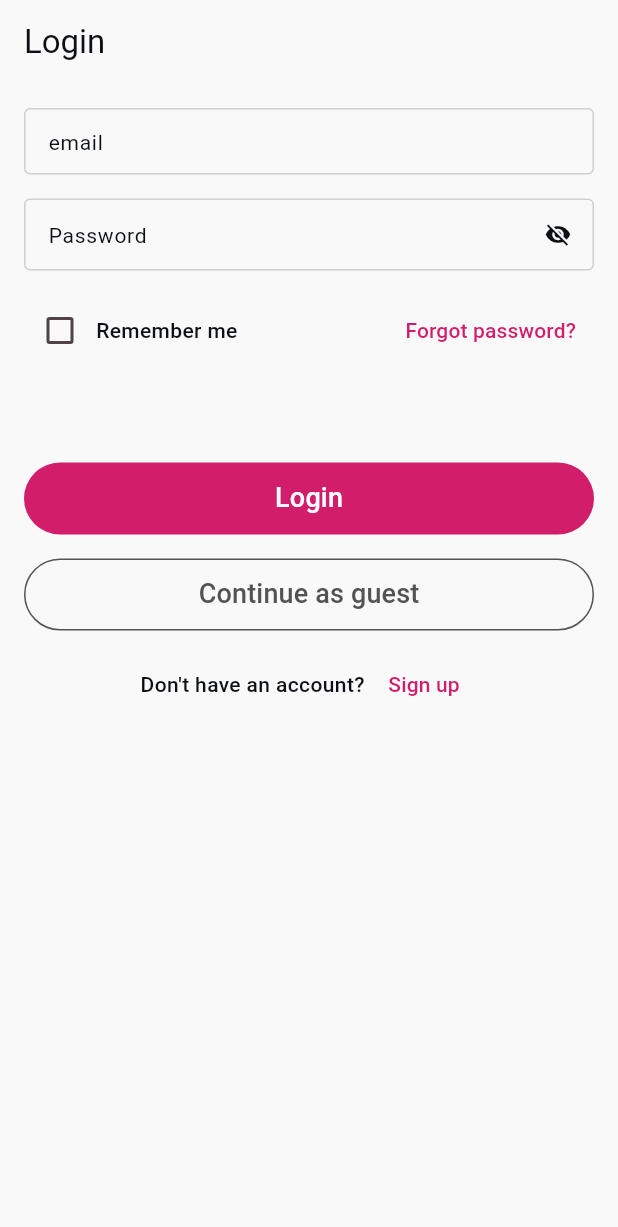
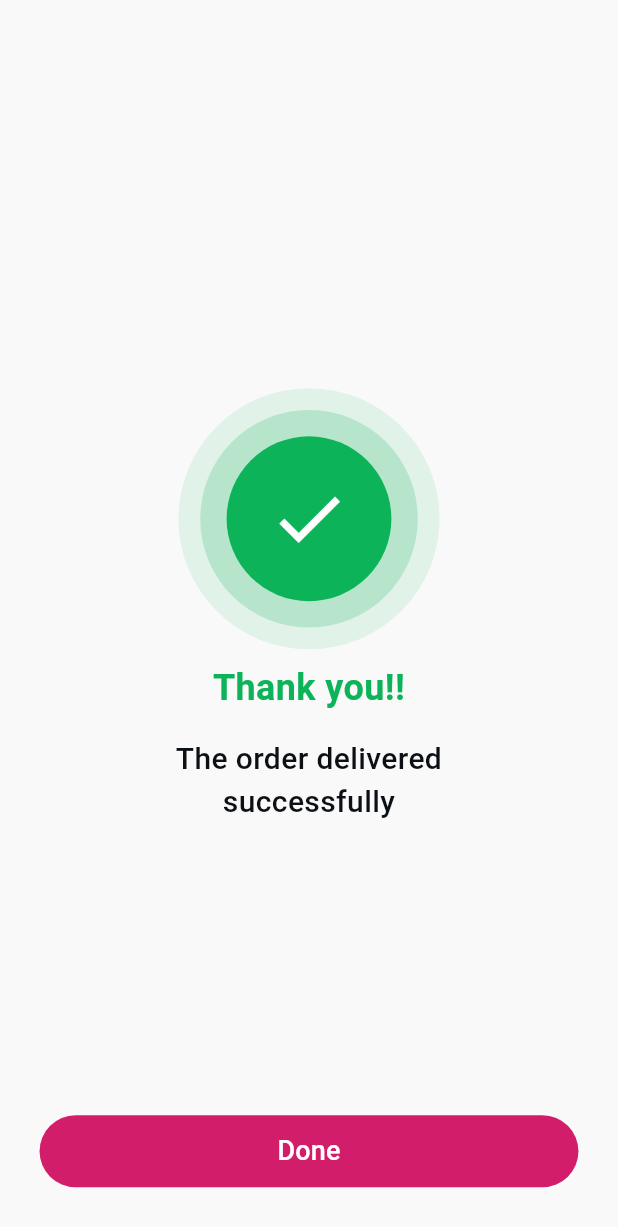
Before and after one commit to gaser014/track_flower_app, a Flutter app: the screen it shows after launch, on a phone screen of 412 x 824 dp. Shown: the top 1227 px of the screen. Run offline on Flutter 3.47's test engine with Material 3 defaults, Android fonts, the phone set to English and light mode, and no system bars; our stand-ins replace cached_network_image, dio, easy_localization, equatable, firebase_crashlytics, firebase_messaging and 17 more; missing offline and left inert: $pkg, ${config.projectConfig.packageName}; accounts and stored records are empty; generated files the repository leaves out were written again; Roboto replaces fonts that are missing (RobotoEnglish).

Commit message:
feat: add AppStrings constant class, SuccessPage widget, and AppRoutes configuration.

```diff
--- a/lib/core/routes/app_routes.dart
+++ b/lib/core/routes/app_routes.dart
@@ -3,6 +3,7 @@ import 'dart:io';
 import 'package:track_flowers_app/config/dependency_injection/di.dart';
 import 'package:track_flowers_app/core/data/data_sources/auth_local_data_source.dart';
 import 'package:track_flowers_app/core/routes/routes.dart';
+import 'package:track_flowers_app/core/widgets/success_page.dart';
 import 'package:track_flowers_app/features/login/presentation/view/pages/login_page.dart';
 import 'package:track_flowers_app/features/spalsh/splash_page.dart';
 import 'package:track_flowers_app/features/main/presentation/screens/main_view.dart';
@@ -215,7 +216,7 @@ abstract class AppRoutes {
         path: Routes.splash,
         name: Routes.splash,
         builder: (BuildContext context, GoRouterState state) {
-          return SplashPage();
+          return SuccessPage(onButtonPressed: () {});
         },
       ),
       GoRoute(
--- a/lib/core/values/app_strings.dart
+++ b/lib/core/values/app_strings.dart
@@ -226,4 +226,9 @@ class AppStrings {
   static const String cart = "Cart";
   static const String profile = "Profile";
   static const String home = "Home";
+
+  //SuccessPage
+  static const String title = "Thank you!!";
+  static const String message = "The order delivered\nsuccessfully";
+  static const String buttonText = "Done";
 }
--- /dev/null
+++ b/lib/core/widgets/success_page.dart
@@ -0,0 +1,143 @@
+import 'package:flutter/material.dart';
+import 'package:flutter_screenutil/flutter_screenutil.dart';
+
+import '../values/app_colors.dart';
+import '../values/app_font_style.dart';
+import 'custom_button.dart';
+
+class SuccessPage extends StatelessWidget {
+  final String title;
+  final String message;
+  final String buttonText;
+  final VoidCallback onButtonPressed;
+
+  const SuccessPage({
+    super.key,
+    this.title = 'Thank you!!',
+    this.message = 'The order delivered\nsuccessfully',
+    this.buttonText = 'Done',
+    required this.onButtonPressed,
+  });
+
+  @override
+  Widget build(BuildContext context) {
+    return Scaffold(
+      backgroundColor: Theme.of(context).scaffoldBackgroundColor,
+      body: SafeArea(
+        child: Padding(
+          padding: EdgeInsets.symmetric(horizontal: 24.w),
+          child: Column(
+            mainAxisAlignment: MainAxisAlignment.center,
+            crossAxisAlignment: CrossAxisAlignment.center,
+            children: [
+              const Spacer(flex: 3),
+              const PulseCheckmark(),
+              SizedBox(height: 40.h),
+              Text(
+                title,
+                style: AppFontStyle.semiBold24(context: context).copyWith(
+                  color: AppColors.green0C,
+                ),
+                textAlign: TextAlign.center,
+              ),
+              SizedBox(height: 16.h),
+              Text(
+                message,
+                style: AppFontStyle.medium20(context: context).copyWith(
+                  color: Theme.of(context).textTheme.bodyLarge?.color ?? AppColors.black0C,
+                ),
+                textAlign: TextAlign.center,
+              ),
+              const Spacer(flex: 2),
+              CustomButton(
+                text: buttonText,
+                onPressed: onButtonPressed,
+              ),
+              SizedBox(height: 32.h),
+            ],
+          ),
+        ),
+      ),
+    );
+  }
+}
+
+class PulseCheckmark extends StatefulWidget {
+  const PulseCheckmark({super.key});
+
+  @override
+  State<PulseCheckmark> createState() => _PulseCheckmarkState();
+}
+
+class _PulseCheckmarkState extends State<PulseCheckmark>
+    with SingleTickerProviderStateMixin {
+  late AnimationController _controller;
+  late Animation<double> _animation;
+
+  @override
+  void initState() {
+    super.initState();
+    _controller = AnimationController(
+      vsync: this,
+      duration: const Duration(seconds: 1),
+    )..repeat(reverse: true);
+    _animation = Tween<double>(begin: 1.0, end: 1.3).animate(
+      CurvedAnimation(parent: _controller, curve: Curves.easeInOut),
+    );
+  }
+
+  @override
+  void dispose() {
+    _controller.dispose();
+    super.dispose();
+  }
+
+  @override
+  Widget build(BuildContext context) {
+    return AnimatedBuilder(
+      animation: _animation,
+      builder: (context, child) {
+        return Stack(
+          alignment: Alignment.center,
+          children: [
+            Transform.scale(
+              scale: _animation.value * 1.5,
+              child: Container(
+                width: 100.w,
+                height: 100.w,
+                decoration: BoxDecoration(
+                  shape: BoxShape.circle,
+                  color: AppColors.green0C.withValues(alpha: 0.1),
+                ),
+              ),
+            ),
+            Transform.scale(
+              scale: _animation.value * 1.25,
+              child: Container(
+                width: 100.w,
+                height: 100.w,
+                decoration: BoxDecoration(
+                  shape: BoxShape.circle,
+                  color: AppColors.green0C.withValues(alpha: 0.2),
+                ),
+              ),
+            ),
+            Container(
+              width: 100.w,
+              height: 100.w,
+              decoration: const BoxDecoration(
+                shape: BoxShape.circle,
+                color: AppColors.green0C,
+              ),
+              child: Icon(
+                Icons.check,
+                color: AppColors.white,
+                size: 50.w,
+              ),
+            ),
+          ],
+        );
+      },
+    );
+  }
+}
```
Also changed, not shown: pubspec.lock, 2 other files.
